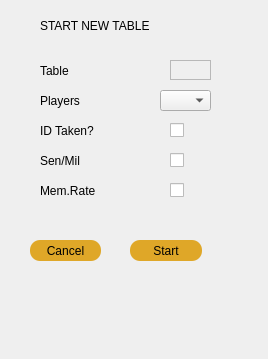
The window that tablestart.ui (aj501/NickBilliardsPrjQT) describes before a commit, drawn with Qt 5.
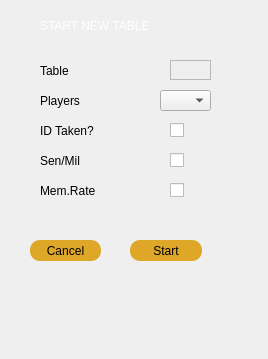
The same window after the commit.

```diff
--- a/tablestart.ui
+++ b/tablestart.ui
@@ -63,6 +63,9 @@
      <height>31</height>
     </rect>
    </property>
+   <property name="styleSheet">
+    <string notr="true">color: rgb(255, 255, 255);</string>
+   </property>
    <property name="frameShape">
     <enum>QFrame::NoFrame</enum>
    </property>
```
